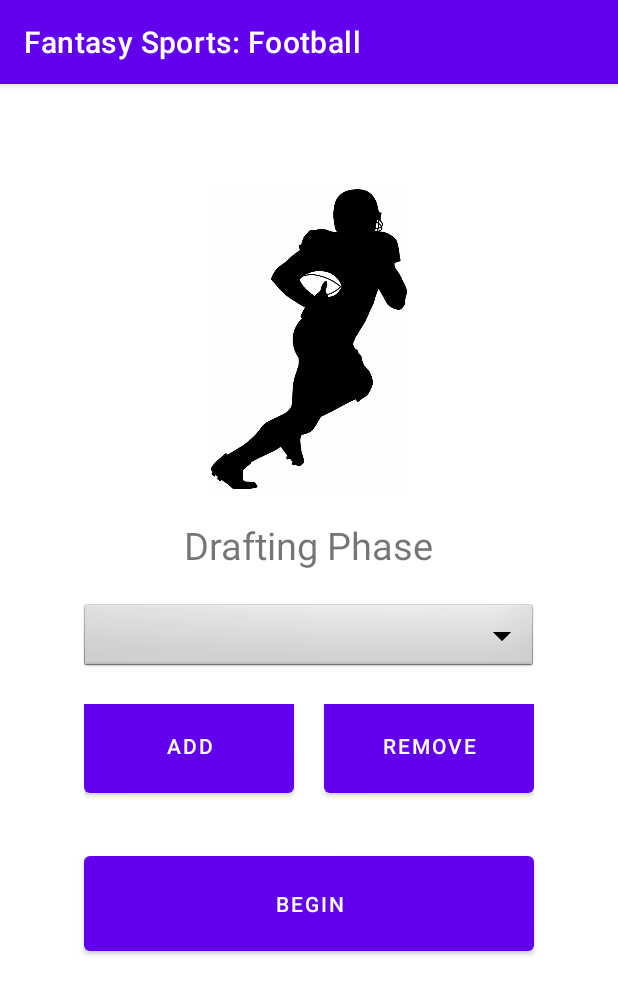
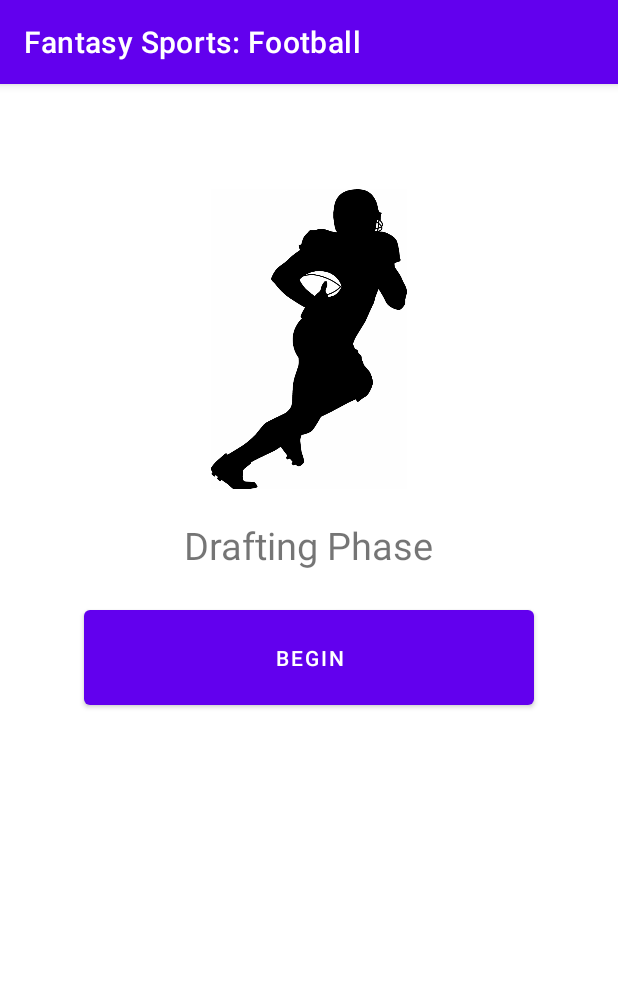
Before and after one commit to rpt1521/fantasy_sports, an Android app: the DraftActivity screen opened directly, with no data from a screen before it, on a phone screen of 412 x 824 dp. Shown: the top 994 px of the screen. Run offline under Robolectric (Android 15) with nearby library versions, the phone set to English and light mode, and no system bars.

Commit message:
Test Again

```diff
--- a/app/src/main/res/layout/draft.xml
+++ b/app/src/main/res/layout/draft.xml
@@ -28,39 +28,6 @@
         android:layout_marginBottom="20dp"
         android:textSize="25dp"/>
 
-    <Spinner
-        xmlns:android="http://schemas.android.com/apk/res/android"
-        android:id="@+id/draft_spinner"
-        android:layout_width="305dp"
-        android:layout_height="wrap_content"
-        android:background="@android:drawable/btn_dropdown"
-        android:spinnerMode="dropdown"
-        android:layout_gravity="center"
-        android:layout_marginBottom="20dp" />
-
-    <LinearLayout
-        android:layout_width="wrap_content"
-        android:layout_height="wrap_content"
-        android:layout_gravity="center" >
-
-        <Button android:id="@+id/draft_add_button"
-
-            android:layout_width="140dp"
-            android:layout_height="75dp"
-            android:text="add"
-            android:layout_marginBottom="20dp"
-            android:layout_gravity="center"
-            android:layout_marginRight="20dp"/>
-
-        <Button android:id="@+id/draft_remove_button"
-
-            android:layout_width="140dp"
-            android:layout_height="75dp"
-            android:text="remove"
-            android:layout_marginBottom="20dp"
-            android:layout_gravity="center"/>
-
-    </LinearLayout>
 
     <Button android:id="@+id/draft_button"
 
```
